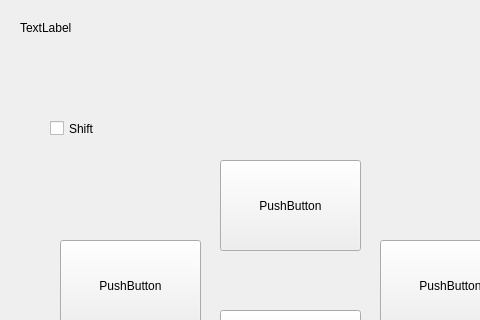
Above: Qt_Overlay/Overlay/overlay.ui from FeelMySkin/OverlayJoystick before the change; both pictures show x 0 to 480 and y 0 to 320 of the 852 by 512 pixel window. Below: the same form after it.
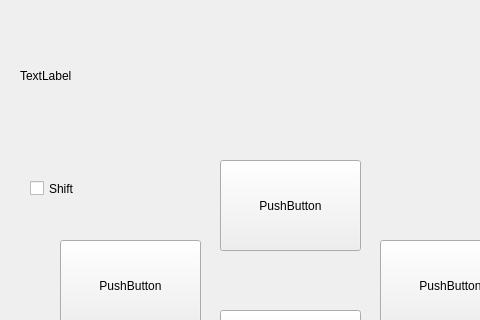
That is the form after the change.

Diff of the .ui file:
```diff
--- a/Qt_Overlay/Overlay/overlay.ui
+++ b/Qt_Overlay/Overlay/overlay.ui
@@ -34,10 +34,13 @@
     <rect>
      <x>20</x>
      <y>20</y>
-     <width>55</width>
-     <height>16</height>
+     <width>301</width>
+     <height>111</height>
     </rect>
    </property>
+   <property name="styleSheet">
+    <string notr="true">font: 75 24pt &quot;MS Shell Dlg 2&quot;;</string>
+   </property>
    <property name="text">
     <string>TextLabel</string>
    </property>
@@ -45,8 +48,8 @@
   <widget class="QCheckBox" name="checkBox">
    <property name="geometry">
     <rect>
-     <x>50</x>
-     <y>120</y>
+     <x>30</x>
+     <y>180</y>
      <width>70</width>
      <height>17</height>
     </rect>
```
